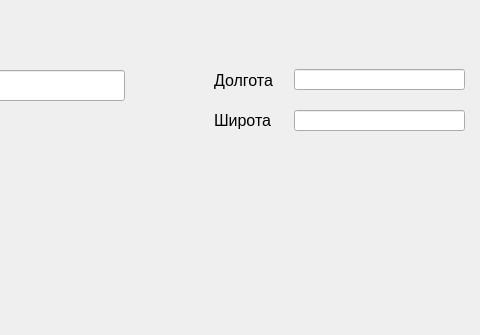
This is win_map.ui in LizaKocheshkova/Desctop_API_Map as Qt 5 draws it before an edit; both pictures show x 316 to 796 and y 0 to 335 of the 796 by 581 pixel window. The edited form follows.
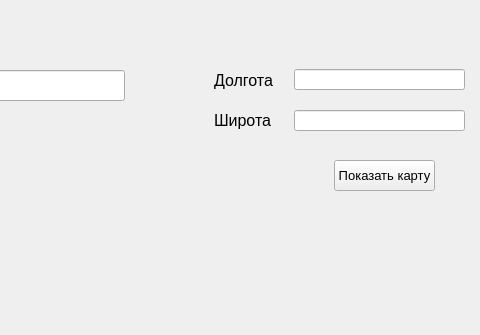
This is the edited form.

Commit message: добавление кнопки показать карту и создание соответствующей функции

```diff
--- a/win_map.ui
+++ b/win_map.ui
@@ -124,6 +124,24 @@
      <string/>
     </property>
    </widget>
+   <widget class="QPushButton" name="btn_show_map">
+    <property name="geometry">
+     <rect>
+      <x>650</x>
+      <y>160</y>
+      <width>101</width>
+      <height>31</height>
+     </rect>
+    </property>
+    <property name="font">
+     <font>
+      <pointsize>10</pointsize>
+     </font>
+    </property>
+    <property name="text">
+     <string>Показать карту</string>
+    </property>
+   </widget>
   </widget>
   <widget class="QMenuBar" name="menubar">
    <property name="geometry">
```
The commit also changes 2 other files.
